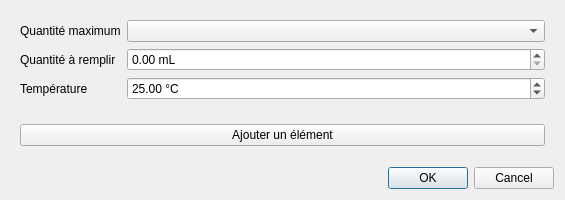
Before: the Qt Designer form dialogremplissage.ui in Bapt5962/Simureac, drawn with Qt 5.
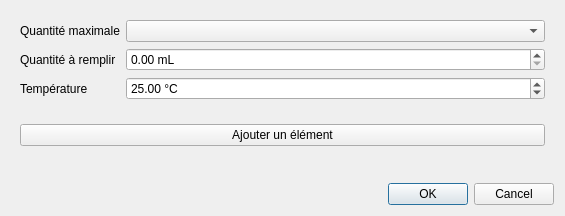
After: the same form once the commit is applied.

Diff of the .ui file:
```diff
--- a/dialogremplissage.ui
+++ b/dialogremplissage.ui
@@ -7,7 +7,7 @@
     <x>0</x>
     <y>0</y>
     <width>565</width>
-    <height>200</height>
+    <height>216</height>
    </rect>
   </property>
   <property name="windowTitle">
@@ -26,7 +26,7 @@
       <item row="0" column="0">
        <widget class="QLabel" name="label">
         <property name="text">
-         <string>Quantité maximum</string>
+         <string>Quantité maximale</string>
         </property>
        </widget>
       </item>
```
